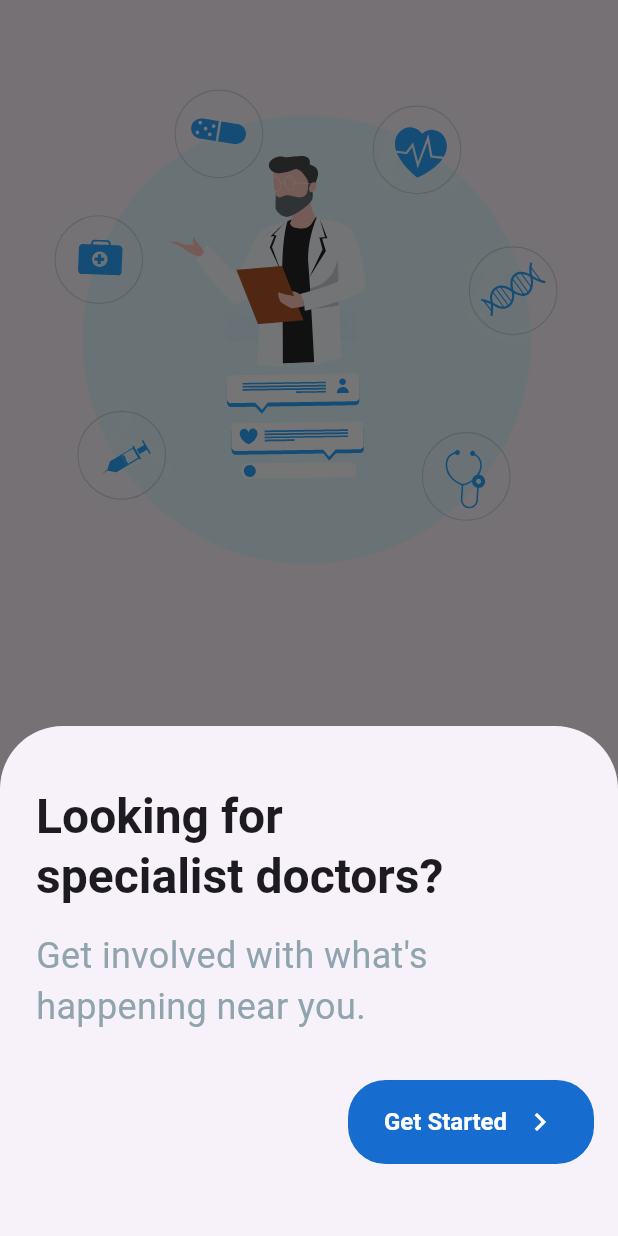
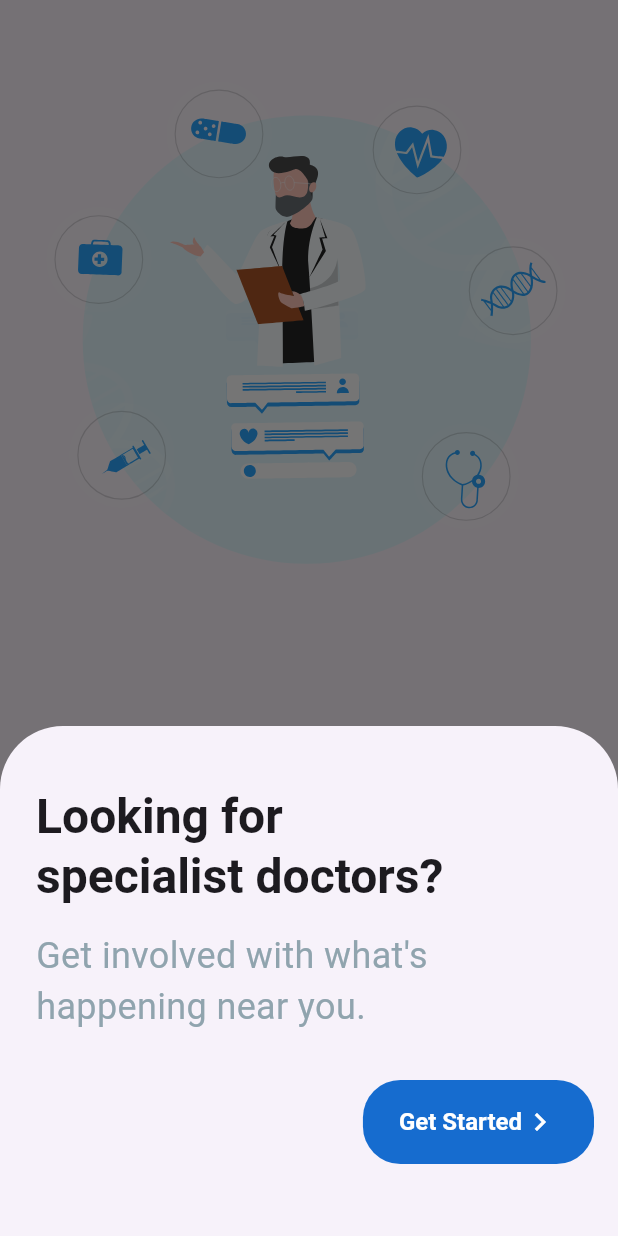
Before and after one commit to riazahmedmahin/Doctify, a Flutter app: the screen it shows after launch, on a phone screen of 412 x 824 dp. Run offline on Flutter 3.47's test engine with Material 3 defaults, Android fonts, the phone set to English and light mode, and no system bars; our stand-ins replace cloud_firestore, firebase_auth, firebase_core, fluttertoast, get, lottie; accounts and stored records are empty; generated files the repository leaves out were written again.

```diff
--- a/lib/components/Screen/MainBottomNavScreen.dart
+++ b/lib/components/Screen/MainBottomNavScreen.dart
@@ -26,6 +26,7 @@ class _MainBottomNavScreenState extends State<MainBottomNavScreen> {
   @override
   Widget build(BuildContext context) {
     return Scaffold(
+      backgroundColor: Color.fromARGB(255, 224, 235, 251),
       body: _pages[_selectedIndex],
       bottomNavigationBar: SafeArea(
         child: Padding(
--- a/lib/components/Screen/splash&onboardingScreen/onboard_content.dart
+++ b/lib/components/Screen/splash&onboardingScreen/onboard_content.dart
@@ -1,10 +1,9 @@
-// onboard_content.dart
 import 'package:app/components/Screen/MainBottomNavScreen.dart';
+import 'package:app/components/Screen/authscreen/forgetpass_screen.dart';
 import 'package:app/components/Screen/authscreen/sign_Up_form.dart';
 import 'package:app/components/Screen/authscreen/sing_in_form.dart';
 import 'package:app/components/Screen/splash&onboardingScreen/landed_content.dart';
 import 'package:flutter/material.dart';
-
 
 class OnboardContent extends StatefulWidget {
   const OnboardContent({super.key});
@@ -50,34 +49,27 @@ class _OnboardContentState extends State<OnboardContent> {
                   controller: _pageController,
                   children: [
                     const LandingContent(),
-                    SignUpForm(
+                    SigninForm(
                       pageController: _pageController,
                       onCreateAccount: _navigateToMainBottomNavScreen,
                     ),
-                    const SignInForm(),
+                    const SignupForm(),
                   ],
                 ),
               ),
             ],
           ),
+          // Show the "Get Started" button only on the first page
+          if (currentPage == 0)
             Positioned(
               height: 56,
               bottom: 48 + progress * 100,
               right: 16,
               child: GestureDetector(
                 onTap: () {
-                if (currentPage == 0) {
                   _pageController.animateToPage(1,
                       duration: const Duration(milliseconds: 400),
                       curve: Curves.ease);
-                } else if (currentPage == 1) {
-                  _navigateToMainBottomNavScreen();
-                } else if (currentPage == 2) {
-                  Navigator.pushReplacement(
-                    context,
-                    MaterialPageRoute(builder: (context) => MainBottomNavScreen()),
-                  );
-                }
                 },
                 child: Container(
                   padding: const EdgeInsets.symmetric(horizontal: 24),
@@ -93,8 +85,8 @@ class _OnboardContentState extends State<OnboardContent> {
                       ],
                     ),
                   ),
-                child: DefaultTextStyle(
-                  style: const TextStyle(
+                  child: const DefaultTextStyle(
+                    style: TextStyle(
                       fontSize: 16,
                       fontWeight: FontWeight.w600,
                       color: Colors.white,
@@ -102,31 +94,8 @@ class _OnboardContentState extends State<OnboardContent> {
                     child: Row(
                       mainAxisAlignment: MainAxisAlignment.spaceBetween,
                       children: [
-                      SizedBox(
-                        width: 92 + progress * 30,
-                        child: Stack(
-                          fit: StackFit.passthrough,
-                          children: [
-                            if (currentPage == 0)
-                              const Text("Get Started"),
-                            if (currentPage == 1)
-                              const Text(
-                                "Signin",
-                                maxLines: 1,
-                                overflow: TextOverflow.fade,
-                                softWrap: false,
-                              ),
-                            if (currentPage == 2)
-                              const Text(
-                                "Create account",
-                                maxLines: 1,
-                                overflow: TextOverflow.fade,
-                                softWrap: false,
-                              ),
-                          ],
-                        ),
-                      ),
-                      const Icon(
+                        Text("Get Started"),
+                        Icon(
                           Icons.chevron_right,
                           size: 24,
                           color: Colors.white,
--- a/pubspec.yaml
+++ b/pubspec.yaml
@@ -39,7 +39,8 @@ dependencies:
   firebase_core: ^3.6.0
   firebase_auth: ^5.3.1
   firebase_storage: ^12.3.3
-  # cloud_firestore: ^5.4.4
+  fluttertoast: ^8.2.8
+  cloud_firestore: ^5.4.4
 
 dev_dependencies:
   flutter_test:
```
Also changed, not shown: lib/components/Firebase/firebase_service.dart (+17 -6 lines), lib/components/Screen/authscreen/hello.dart (added, +38 -0 lines), lib/components/Screen/authscreen/sign_Up_form.dart (+52 -19 lines), lib/components/Screen/authscreen/sing_in_form.dart (+91 -18 lines), lib/components/Screen/home_pages.dart (+8 -0 lines), lib/main.dart (+15 -9 lines), lib/wigets/tostmessage.dart (added, +16 -0 lines), pubspec.lock, 9 other files. Lines whose indentation alone changed are shown as unchanged.
